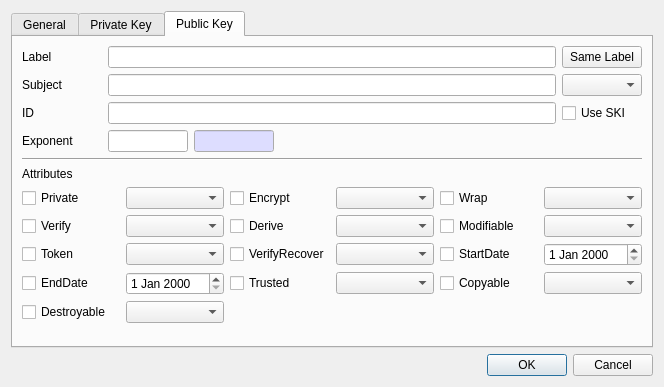
Old version of the form CryptokiMan/gen_key_pair_dlg.ui in the repository jykim74/CryptokiMan.
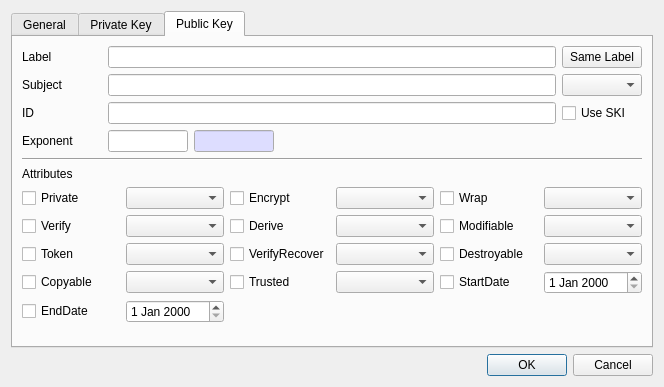
New version of the form. The open tabs and pages were chosen to show the change.

```diff
--- a/CryptokiMan/gen_key_pair_dlg.ui
+++ b/CryptokiMan/gen_key_pair_dlg.ui
@@ -1256,23 +1256,9 @@
          <item row="1" column="1">
           <widget class="QComboBox" name="mPubVerifyCombo"/>
          </item>
-         <item row="2" column="4">
-          <widget class="QCheckBox" name="mPubStartDateCheck">
-           <property name="text">
-            <string>StartDate</string>
-           </property>
-          </widget>
-         </item>
          <item row="2" column="1">
           <widget class="QComboBox" name="mPubTokenCombo"/>
          </item>
-         <item row="3" column="0">
-          <widget class="QCheckBox" name="mPubEndDateCheck">
-           <property name="text">
-            <string>EndDate</string>
-           </property>
-          </widget>
-         </item>
          <item row="0" column="3">
           <widget class="QComboBox" name="mPubEncryptCombo"/>
          </item>
@@ -1303,9 +1289,6 @@
            </property>
           </widget>
          </item>
-         <item row="2" column="5">
-          <widget class="QDateEdit" name="mPubStartDateEdit"/>
-         </item>
          <item row="1" column="2">
           <widget class="QCheckBox" name="mPubDeriveCheck">
            <property name="text">
@@ -1350,9 +1333,6 @@
            </property>
           </widget>
          </item>
-         <item row="3" column="1">
-          <widget class="QDateEdit" name="mPubEndDateEdit"/>
-         </item>
          <item row="2" column="3">
           <widget class="QComboBox" name="mPubVerifyRecoverCombo"/>
          </item>
@@ -1363,26 +1343,46 @@
            </property>
           </widget>
          </item>
-         <item row="4" column="0">
+         <item row="2" column="4">
           <widget class="QCheckBox" name="mPubDestroyableCheck">
            <property name="text">
             <string>Destroyable</string>
            </property>
           </widget>
          </item>
-         <item row="3" column="4">
-          <widget class="QCheckBox" name="mPubCopyableCheck">
-           <property name="text">
-            <string>Copyable</string>
-           </property>
-          </widget>
-         </item>
-         <item row="4" column="1">
+         <item row="2" column="5">
           <widget class="QComboBox" name="mPubDestroyableCombo"/>
          </item>
-         <item row="3" column="5">
+         <item row="4" column="0">
+          <widget class="QCheckBox" name="mPubEndDateCheck">
+           <property name="text">
+            <string>EndDate</string>
+           </property>
+          </widget>
+         </item>
+         <item row="4" column="1">
+          <widget class="QDateEdit" name="mPubEndDateEdit"/>
+         </item>
+         <item row="3" column="0">
+          <widget class="QCheckBox" name="mPubCopyableCheck">
+           <property name="text">
+            <string>Copyable</string>
+           </property>
+          </widget>
+         </item>
+         <item row="3" column="1">
           <widget class="QComboBox" name="mPubCopyableCombo"/>
          </item>
+         <item row="3" column="4">
+          <widget class="QCheckBox" name="mPubStartDateCheck">
+           <property name="text">
+            <string>StartDate</string>
+           </property>
+          </widget>
+         </item>
+         <item row="3" column="5">
+          <widget class="QDateEdit" name="mPubStartDateEdit"/>
+         </item>
         </layout>
        </item>
        <item>
```
Left out of the diff: 78 changed lines with no effect on the pictures.
